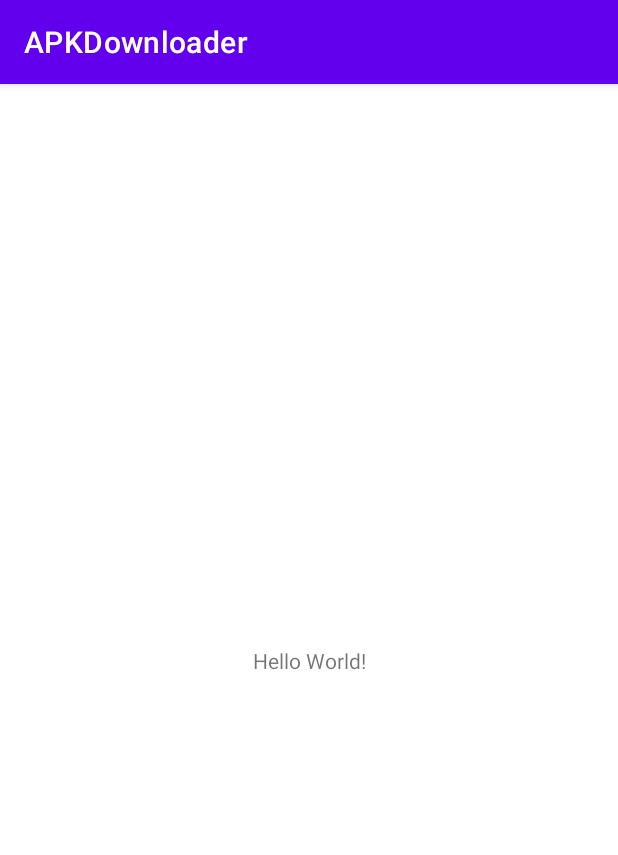
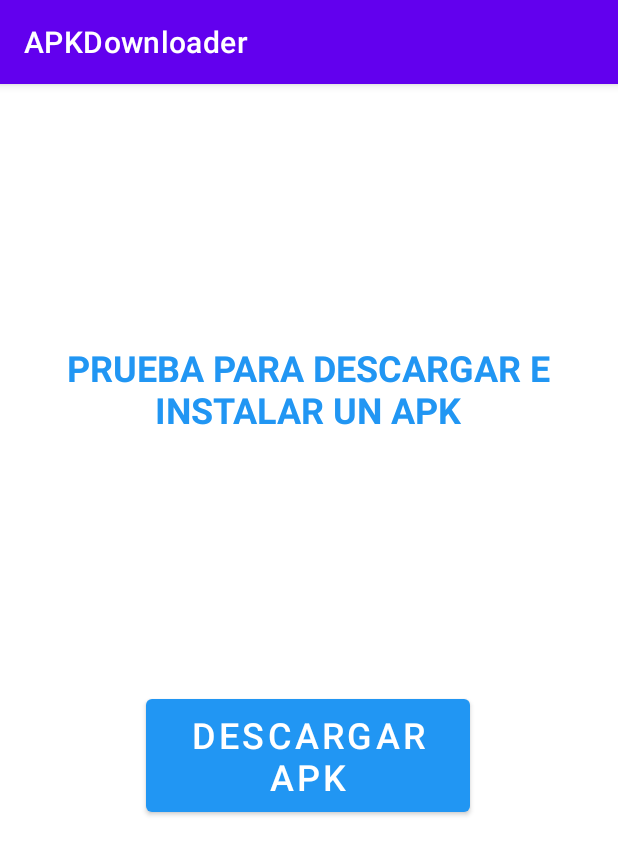
Before and after one commit to jlfpg/APKDownloader, an Android app: the screen it shows after launch (MainActivity), on a phone screen of 412 x 824 dp. Shown: the top 855 px of the screen. Run offline under Robolectric (Android 15) with nearby library versions, the phone set to English and light mode, and no system bars.

Commit message:
Descarga de apks e intento de instalarlas

```diff
--- a/app/src/main/java/com/example/apkdownloader/MainActivity.java
+++ b/app/src/main/java/com/example/apkdownloader/MainActivity.java
@@ -1,14 +1,59 @@
-package com.example.apkdownloader;
+    package com.example.apkdownloader;
 
 import androidx.appcompat.app.AppCompatActivity;
 
+import android.app.ProgressDialog;
+import android.content.Intent;
+import android.content.pm.PackageManager;
+import android.net.Uri;
 import android.os.Bundle;
+import android.os.Environment;
+import android.os.StrictMode;
+import android.view.View;
+import android.widget.Button;
+import android.widget.Toast;
+
+import java.io.File;
+import java.io.FileNotFoundException;
+import java.io.FileOutputStream;
+import java.io.IOException;
+import java.io.InputStream;
+import java.net.HttpURLConnection;
+import java.net.URL;
 
 public class MainActivity extends AppCompatActivity {
+
+    //http://jlfpg.github.io/images/APKPure_v3.17.14_apkpure.com.apk
+    Button btnDownload;
 
     @Override
     protected void onCreate(Bundle savedInstanceState) {
         super.onCreate(savedInstanceState);
         setContentView(R.layout.activity_main);
+        StrictMode.VmPolicy.Builder builder = new StrictMode.VmPolicy.Builder();
+        StrictMode.setVmPolicy(builder.build());
+
+
+        btnDownload = (Button) findViewById(R.id.btnDownload);
+        btnDownload.setOnClickListener(new View.OnClickListener() {
+            @Override
+            public void onClick(View v) {
+                /*try {
+                    ProgressDialog progress;
+                    InstallAPK downloadAndInstall = new InstallAPK();
+                    progress = new ProgressDialog(MainActivity.this);
+                    progress.setCancelable(false);
+                    progress.setMessage("Descargando la app...");
+                    downloadAndInstall.setContext(getApplicationContext());
+                    downloadAndInstall.execute("http://jlfpg.github.io/images/app.apk");
+                } catch (Exception e) {
+
+                }*/
+                Intent intent = new Intent(Intent.ACTION_VIEW);
+                intent.setDataAndType(Uri.fromFile(new File(Environment.getExternalStoragePublicDirectory(Environment.DIRECTORY_DOWNLOADS) ,"/prueba.apk")), "application/vnd.android.package-archive");
+                intent.setFlags(Intent.FLAG_ACTIVITY_NEW_TASK);
+                startActivity(intent);
+            }
+        });
     }
 }
--- a/app/src/main/res/layout/activity_main.xml
+++ b/app/src/main/res/layout/activity_main.xml
@@ -6,13 +6,33 @@
     android:layout_height="match_parent"
     tools:context=".MainActivity">
 
+    <Button
+        android:id="@+id/btnDownload"
+        android:layout_width="216dp"
+        android:layout_height="87dp"
+        android:text="DESCARGAR APK"
+        android:textSize="24sp"
+        app:backgroundTint="#2196F3"
+        app:layout_constraintBottom_toBottomOf="parent"
+        app:layout_constraintEnd_toEndOf="parent"
+        app:layout_constraintHorizontal_bias="0.498"
+        app:layout_constraintStart_toStartOf="parent"
+        app:layout_constraintTop_toTopOf="parent"
+        app:layout_constraintVertical_bias="0.594" />
+
     <TextView
-        android:layout_width="wrap_content"
-        android:layout_height="wrap_content"
-        android:text="Hello World!"
+        android:id="@+id/txtInfo"
+        android:layout_width="394dp"
+        android:layout_height="90dp"
+        android:text="PRUEBA PARA DESCARGAR E INSTALAR UN APK"
+        android:textAlignment="center"
+        android:textColor="#2196F3"
+        android:textSize="24sp"
+        android:textStyle="bold"
         app:layout_constraintBottom_toBottomOf="parent"
-        app:layout_constraintLeft_toLeftOf="parent"
-        app:layout_constraintRight_toRightOf="parent"
-        app:layout_constraintTop_toTopOf="parent" />
-
+        app:layout_constraintEnd_toEndOf="parent"
+        app:layout_constraintHorizontal_bias="0.47"
+        app:layout_constraintStart_toStartOf="parent"
+        app:layout_constraintTop_toTopOf="parent"
+        app:layout_constraintVertical_bias="0.255" />
 </androidx.constraintlayout.widget.ConstraintLayout>
```
Also changed, not shown: app/src/main/java/com/example/apkdownloader/InstallAPK.java (added, +90 -0 lines).
